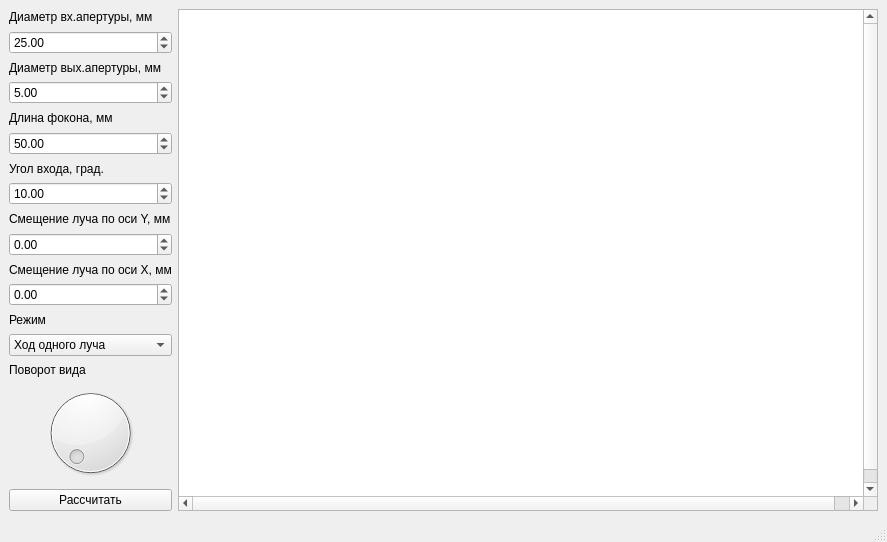
Old version of the form mainwindow.ui in the repository cool-palace/Focon.
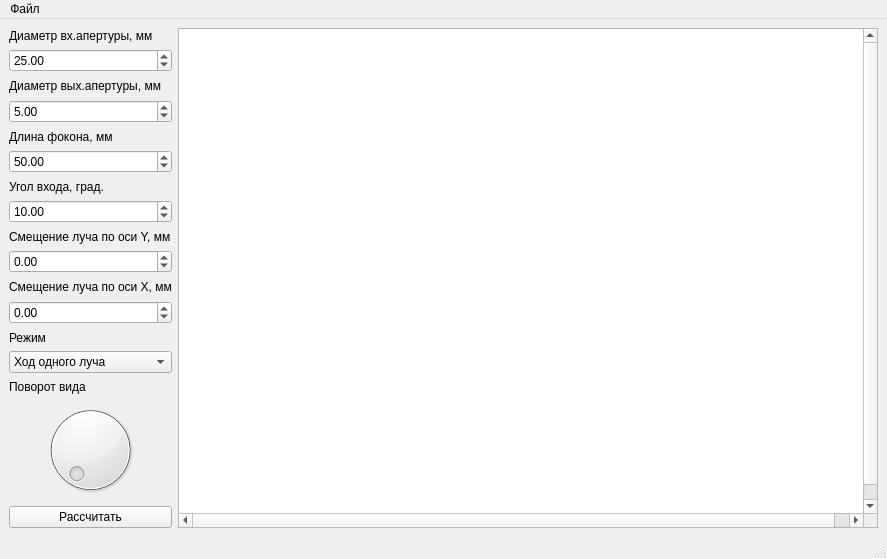
New version of the form.

Diff of the .ui file:
```diff
--- a/mainwindow.ui
+++ b/mainwindow.ui
@@ -245,6 +245,34 @@
    </layout>
   </widget>
   <widget class="QStatusBar" name="statusbar"/>
+  <widget class="QMenuBar" name="menuBar">
+   <property name="geometry">
+    <rect>
+     <x>0</x>
+     <y>0</y>
+     <width>872</width>
+     <height>20</height>
+    </rect>
+   </property>
+   <widget class="QMenu" name="menu">
+    <property name="title">
+     <string>Файл</string>
+    </property>
+    <addaction name="load"/>
+    <addaction name="save"/>
+   </widget>
+   <addaction name="menu"/>
+  </widget>
+  <action name="load">
+   <property name="text">
+    <string>Загрузить</string>
+   </property>
+  </action>
+  <action name="save">
+   <property name="text">
+    <string>Сохранить</string>
+   </property>
+  </action>
  </widget>
  <resources/>
  <connections>
```
